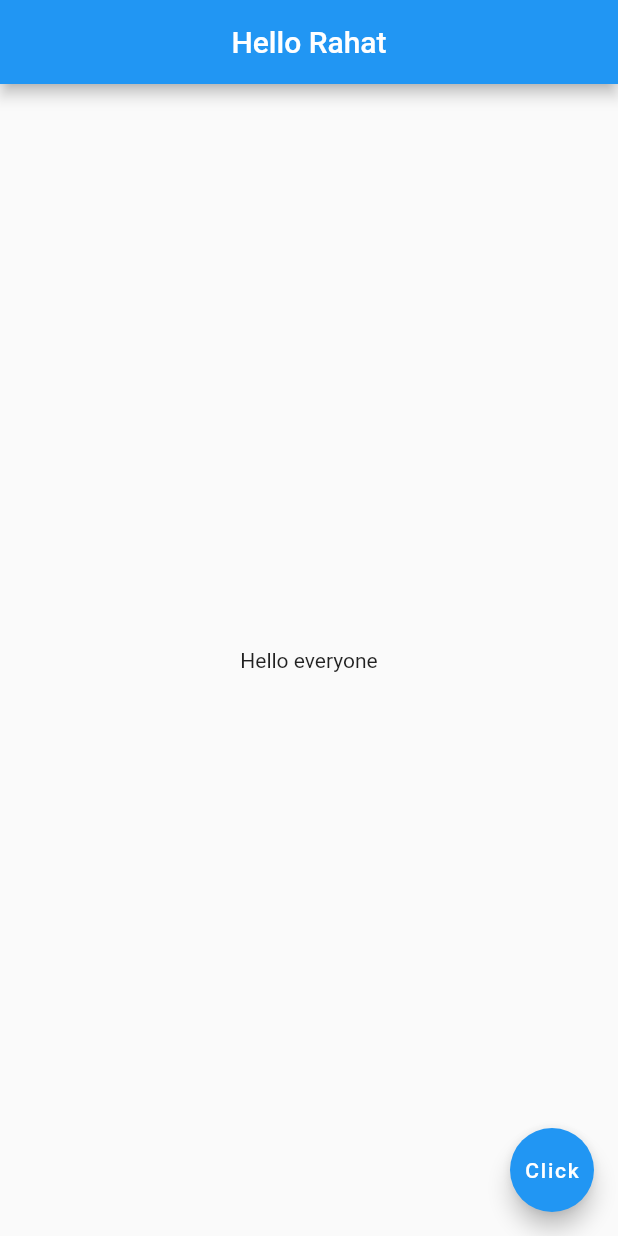
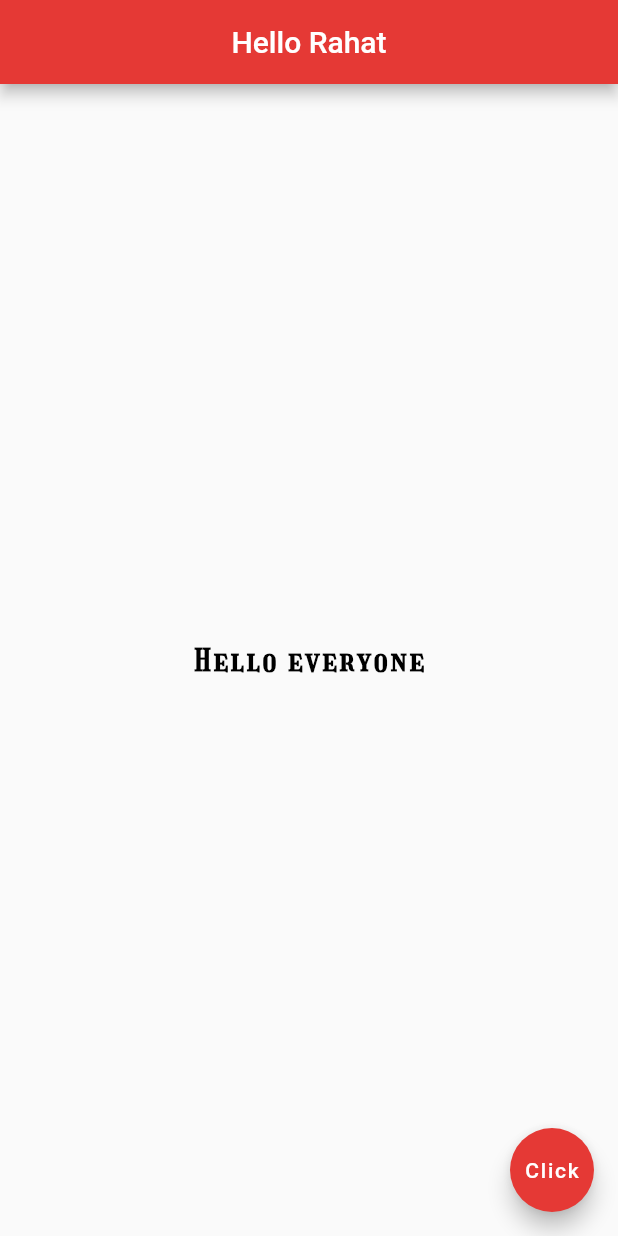
Before and after one commit to rahat1994/flutterRestart, a Flutter app: the screen it shows after launch, on a phone screen of 412 x 824 dp. Run offline on Flutter 3.47's test engine with Material 2 defaults, Android fonts, the phone set to English and light mode, and no system bars.

Commit message:
adding assets.

```diff
--- a/lib/main.dart
+++ b/lib/main.dart
@@ -1,18 +1,35 @@
 import 'package:flutter/material.dart';
 
 void main() => runApp(MaterialApp(
-  home: Scaffold(
+  home: MyApp(),
+));
+
+class MyApp extends StatelessWidget {
+  @override
+  Widget build(BuildContext context) {
+    return Scaffold(
       appBar: AppBar(
         title: Text('Hello Rahat'),
         centerTitle: true,
-
+        backgroundColor: Colors.red[600],
       ),
       body: Center(
-      child: Text('Hello everyone'),
+        child: Text(
+          'Hello everyone',
+          style: TextStyle(
+            fontSize: 20.0,
+            fontWeight: FontWeight.bold,
+            letterSpacing: 2.0,
+            color: Colors.black,
+            fontFamily: 'Girassol',
+          ),
+        ),
       ),
       floatingActionButton: FloatingActionButton(
         child: Text('Click'),
-        onPressed: null
+        onPressed: null,
+        backgroundColor: Colors.red[600],
       ),
-  ),
-));
+    );
+  }
+}
```
Also changed, not shown: pubspec.yaml (+5 -11 lines), fonts/Girassol-Regular.ttf (added). Lines whose indentation alone changed are shown as unchanged.
